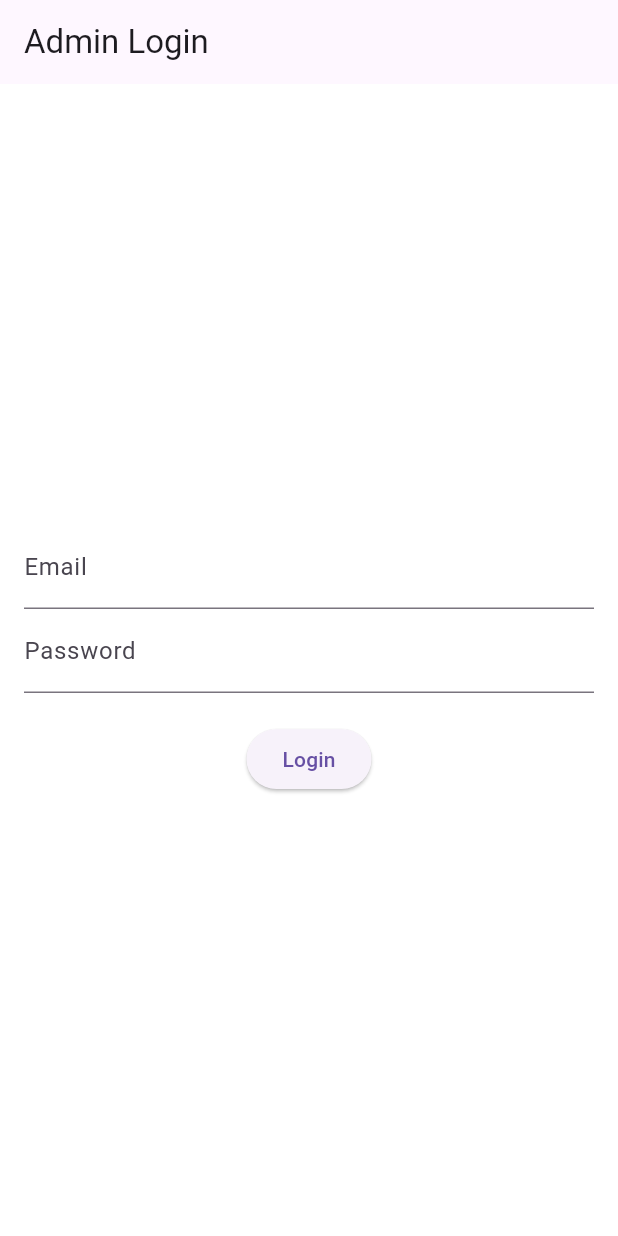
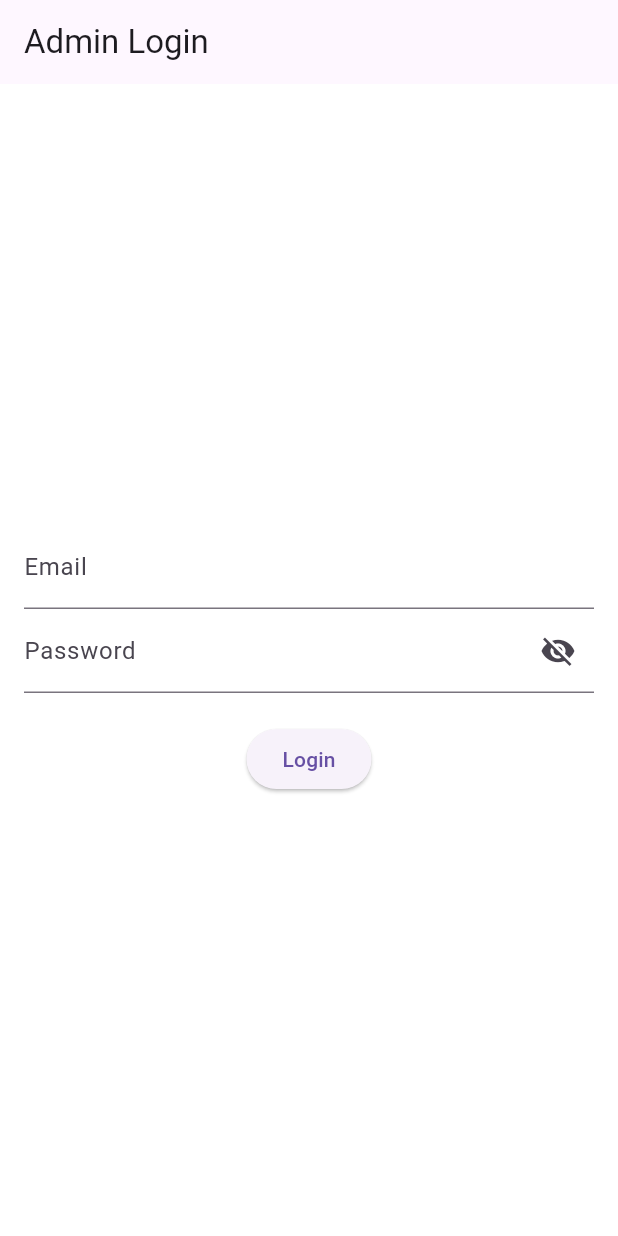
Before and after one commit to akshtgr/FataakAdmin, a Flutter app: the screen it shows after launch, on a phone screen of 412 x 824 dp. Run offline on Flutter 3.47's test engine with Material 3 defaults, Android fonts, the phone set to English and light mode, and no system bars; our stand-ins replace cloud_firestore, firebase_auth, firebase_core; accounts and stored records are empty.

Commit message:
Second Commit

```diff
--- a/lib/main.dart
+++ b/lib/main.dart
@@ -15,13 +15,12 @@ void main() async {
 }
 
 class FataakAdminApp extends StatelessWidget {
-  const FataakAdminApp({super.key}); // Corrected constructor syntax
+  const FataakAdminApp({super.key});
 
   @override
   Widget build(BuildContext context) {
     return MultiProvider(
       providers: [
-        // This syntax is more explicit and solves the error
         ChangeNotifierProvider(create: (ctx) => AuthProvider()),
         ChangeNotifierProvider(create: (ctx) => ProductProvider()),
         ChangeNotifierProvider(create: (ctx) => OrderProvider()),
--- a/lib/providers/order_provider.dart
+++ b/lib/providers/order_provider.dart
@@ -27,7 +27,7 @@ class OrderProvider with ChangeNotifier {
       }).toList();
       notifyListeners();
     } catch (e) {
-      print(e);
+      // Handle error appropriately
     }
   }
 
@@ -52,7 +52,7 @@ class OrderProvider with ChangeNotifier {
 
       fetchOrders();
     } catch (e) {
-      print(e);
+      // Handle error appropriately
     }
   }
 
@@ -61,7 +61,7 @@ class OrderProvider with ChangeNotifier {
       await _ordersCollection.doc(orderId).delete();
       fetchOrders();
     } catch (e) {
-      print(e);
+      // Handle error appropriately
     }
   }
 }
--- a/lib/screens/login_screen.dart
+++ b/lib/screens/login_screen.dart
@@ -13,6 +13,7 @@ class _LoginScreenState extends State<LoginScreen> {
   final _emailController = TextEditingController();
   final _passwordController = TextEditingController();
   bool _isLoading = false;
+  bool _isPasswordVisible = false;
 
   Future<void> _login() async {
     setState(() {
@@ -68,8 +69,20 @@ class _LoginScreenState extends State<LoginScreen> {
             ),
             TextField(
               controller: _passwordController,
-              decoration: const InputDecoration(labelText: 'Password'),
-              obscureText: true,
+              decoration: InputDecoration(
+                labelText: 'Password',
+                suffixIcon: IconButton(
+                  icon: Icon(
+                    _isPasswordVisible ? Icons.visibility : Icons.visibility_off,
+                  ),
+                  onPressed: () {
+                    setState(() {
+                      _isPasswordVisible = !_isPasswordVisible;
+                    });
+                  },
+                ),
+              ),
+              obscureText: !_isPasswordVisible,
             ),
             const SizedBox(height: 20),
             if (_isLoading)
```
Also changed, not shown: lib/providers/product_provider.dart (+4 -4 lines), 1 other file.
